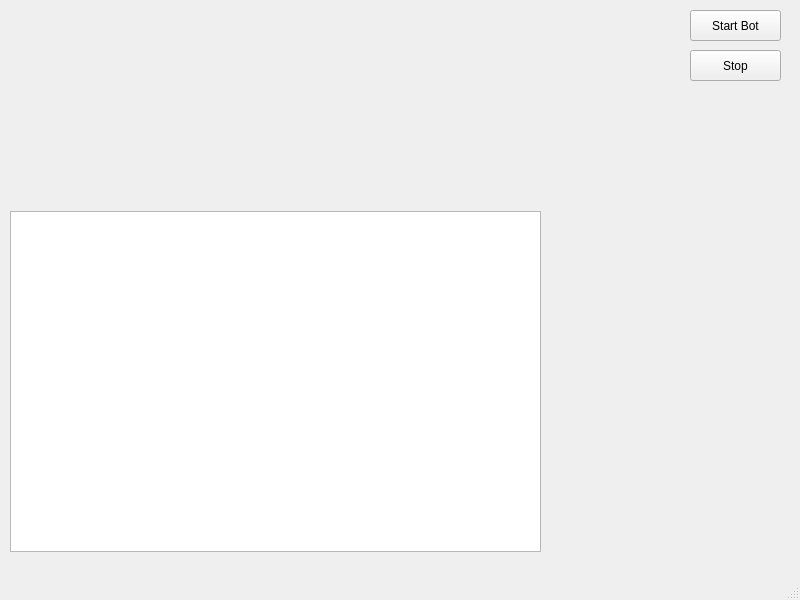
Old version of the form mainWindow.ui in the repository Antkor47/pixelworld_bot.
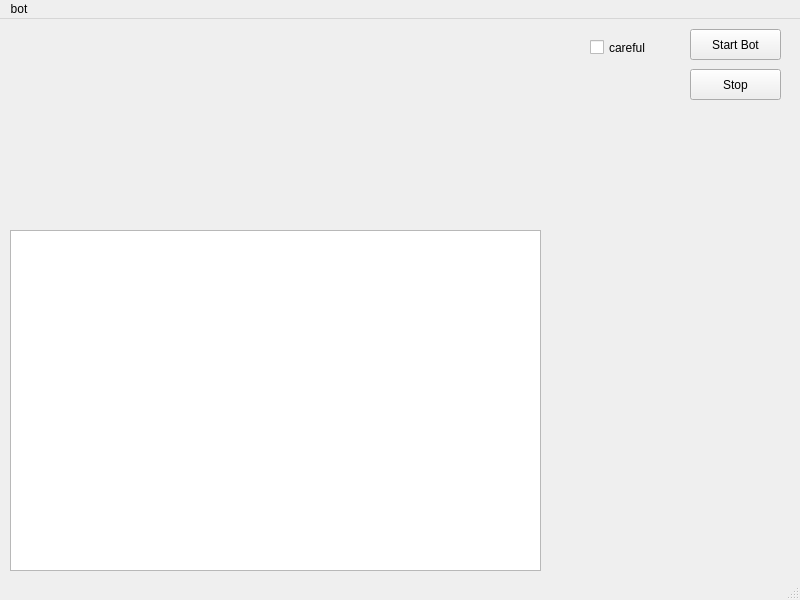
New version of the form.

Patch:
```diff
--- a/mainWindow.ui
+++ b/mainWindow.ui
@@ -50,6 +50,19 @@
      <string>Stop</string>
     </property>
    </widget>
+   <widget class="QCheckBox" name="careful_cb">
+    <property name="geometry">
+     <rect>
+      <x>590</x>
+      <y>20</y>
+      <width>70</width>
+      <height>17</height>
+     </rect>
+    </property>
+    <property name="text">
+     <string>careful</string>
+    </property>
+   </widget>
   </widget>
   <widget class="QMenuBar" name="menubar">
    <property name="geometry">
@@ -60,6 +73,23 @@
      <height>21</height>
     </rect>
    </property>
+   <widget class="QMenu" name="menumain">
+    <property name="title">
+     <string>bot</string>
+    </property>
+    <widget class="QMenu" name="menufarm">
+     <property name="title">
+      <string>farm</string>
+     </property>
+     <addaction name="actionsand_farmer"/>
+    </widget>
+    <addaction name="menufarm"/>
+    <addaction name="separator"/>
+    <addaction name="actionb"/>
+    <addaction name="separator"/>
+    <addaction name="actionc"/>
+   </widget>
+   <addaction name="menumain"/>
   </widget>
   <widget class="QStatusBar" name="statusbar"/>
  </widget>
```
Left out of the diff: 15 changed lines with no effect on the pictures.
